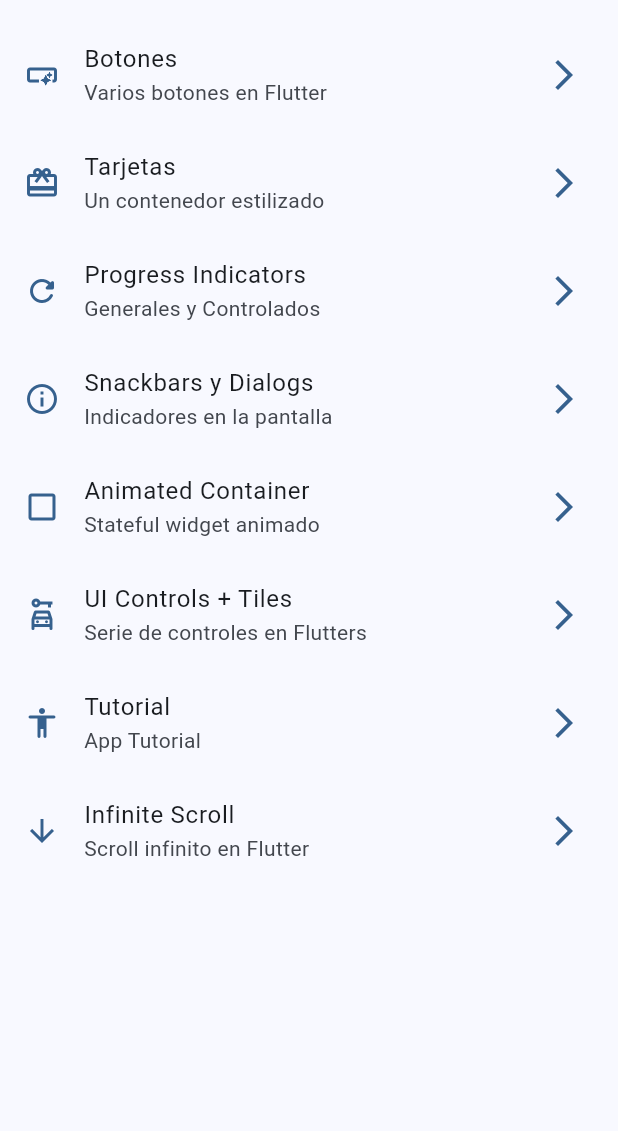
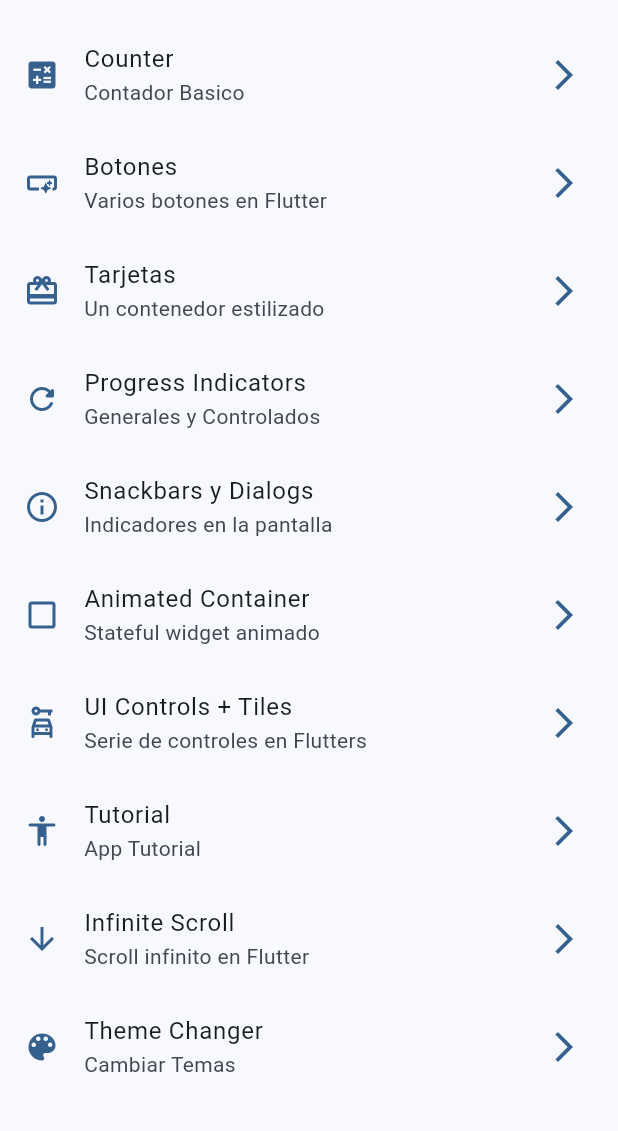
Before and after one commit to je-martinez/fernando-herrera-flutter-course, a Flutter app: the screen it shows after launch, on a phone screen of 412 x 824 dp, the part 63-1194 px from its top. Run offline on Flutter 3.47's test engine with Material 3 defaults, Android fonts, the phone set to English and light mode, and no system bars; our stand-ins replace animate_do, dio, flutter_riverpod, go_router, video_player.

Commit message:
chore: wip flutter course

```diff
--- a/widgets_app/lib/config/menu/menu_items.dart
+++ b/widgets_app/lib/config/menu/menu_items.dart
@@ -14,6 +14,12 @@ class MenuItem {
 }
 
 const appMenuItems = <MenuItem>[
+  MenuItem(
+    title: 'Counter',
+    subtitle: 'Contador Basico',
+    link: '/counter',
+    icon: Icons.calculate,
+  ),
   MenuItem(
     title: 'Botones',
     subtitle: 'Varios botones en Flutter',
@@ -62,4 +68,10 @@ const appMenuItems = <MenuItem>[
     link: '/infinite',
     icon: Icons.arrow_downward,
   ),
+  MenuItem(
+    title: 'Theme Changer',
+    subtitle: 'Cambiar Temas',
+    link: '/theme-changer',
+    icon: Icons.color_lens_sharp,
+  ),
 ];
--- a/widgets_app/lib/config/router/router.dart
+++ b/widgets_app/lib/config/router/router.dart
@@ -6,6 +6,10 @@ final appRouter = GoRouter(initialLocation: '/', routes: [
       name: HomeScreen.name,
       path: '/',
       builder: (context, state) => const HomeScreen()),
+  GoRoute(
+      name: CounterScreen.name,
+      path: '/counter',
+      builder: (context, state) => const CounterScreen()),
   GoRoute(
       name: ButtonsScreen.name,
       path: '/buttons',
@@ -38,4 +42,8 @@ final appRouter = GoRouter(initialLocation: '/', routes: [
       name: InfiniteScrollScreen.name,
       path: '/infinite',
       builder: (context, state) => const InfiniteScrollScreen()),
+  GoRoute(
+      name: ThemeChangerScreen.name,
+      path: '/theme-changer',
+      builder: (context, state) => const ThemeChangerScreen()),
 ]);
--- a/widgets_app/lib/main.dart
+++ b/widgets_app/lib/main.dart
@@ -1,11 +1,12 @@
 import 'package:flutter/material.dart';
+import 'package:flutter_riverpod/flutter_riverpod.dart';
 import 'package:widgets_app/config/router/router.dart';
 import 'package:widgets_app/config/theme/app_theme.dart';
 // import 'package:widgets_app/presentation/screens/buttons/buttons_screen.dart';
 // import 'package:widgets_app/presentation/screens/cards/cards_screen.dart';
 // import 'package:widgets_app/presentation/screens/home/home_screen.dart';
 
-void main() => runApp(const MyApp());
+void main() => runApp(const ProviderScope(child: MyApp()));
 
 class MyApp extends StatelessWidget {
   const MyApp({super.key});
--- /dev/null
+++ b/widgets_app/lib/presentation/providers/counter_provider.dart
@@ -0,0 +1,3 @@
+import 'package:flutter_riverpod/flutter_riverpod.dart';
+
+final counterProvider = StateProvider<int>((ref) => 0);
--- /dev/null
+++ b/widgets_app/lib/presentation/providers/providers.dart
@@ -0,0 +1,2 @@
+export 'package:widgets_app/presentation/providers/counter_provider.dart';
+export 'package:widgets_app/presentation/providers/theme_provider.dart';
--- a/widgets_app/lib/presentation/screens/home/home_screen.dart
+++ b/widgets_app/lib/presentation/screens/home/home_screen.dart
@@ -10,7 +10,10 @@ class HomeScreen extends StatelessWidget {
 
   @override
   Widget build(BuildContext context) {
+    final scaffoldKey = GlobalKey<ScaffoldState>();
+
     return Scaffold(
+        key: scaffoldKey,
         appBar: AppBar(
           title: const Text('Material App Bar'),
         ),
@@ -22,7 +25,9 @@ class HomeScreen extends StatelessWidget {
                 menuItem: menuItem,
               );
             }),
-        drawer: SideMenu());
+        drawer: SideMenu(
+          scaffoldKey: scaffoldKey,
+        ));
   }
 }
 
--- a/widgets_app/lib/presentation/screens/screens.dart
+++ b/widgets_app/lib/presentation/screens/screens.dart
@@ -2,8 +2,10 @@ export 'package:widgets_app/presentation/screens/animated/animated_screen.dart';
 export 'package:widgets_app/presentation/screens/app_tutorial/app_tutorial_screen.dart';
 export 'package:widgets_app/presentation/screens/buttons/buttons_screen.dart';
 export 'package:widgets_app/presentation/screens/cards/cards_screen.dart';
+export 'package:widgets_app/presentation/screens/counter/counter_screen.dart';
 export 'package:widgets_app/presentation/screens/home/home_screen.dart';
 export 'package:widgets_app/presentation/screens/infinite_scroll/infinite_scroll.dart';
 export 'package:widgets_app/presentation/screens/progress/progress_screen.dart';
 export 'package:widgets_app/presentation/screens/snackbar/snackbar_screen.dart';
+export 'package:widgets_app/presentation/screens/theme_changer/theme_changer.dart';
 export 'package:widgets_app/presentation/screens/ui_controls/ui_controls_screen.dart';
--- a/widgets_app/pubspec.yaml
+++ b/widgets_app/pubspec.yaml
@@ -32,6 +32,7 @@ dependencies:
   cupertino_icons: ^1.0.6
   flutter:
     sdk: flutter
+  flutter_riverpod: ^2.5.1
   go_router: ^14.1.4
 
 dev_dependencies:
```
Also changed, not shown: widgets_app/lib/presentation/providers/theme_provider.dart (added, +7 -0 lines), widgets_app/lib/presentation/screens/counter/counter_screen.dart (added, +49 -0 lines), widgets_app/lib/presentation/screens/theme_changer/theme_changer.dart (added, +54 -0 lines), widgets_app/lib/presentation/widgets/side_menu.dart (+13 -4 lines), widgets_app/pubspec.lock.
